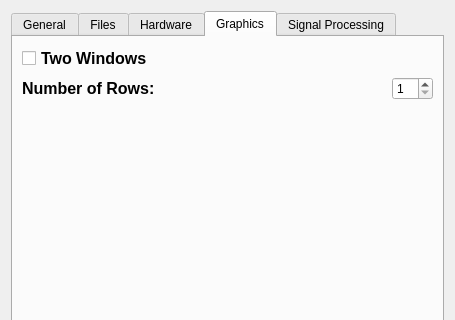
This is Graphics/bciui_config.ui in IIBM/bci as Qt 5 draws it before an edit; both pictures show x 0 to 455 and y 0 to 320 of the 455 by 576 pixel window. The edited form follows.
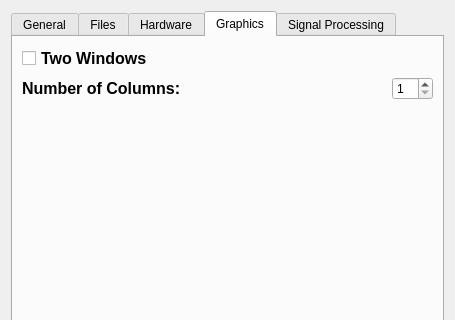
This is the edited form. The open tabs and pages were chosen to show the change. Icons and pictures are not drawn. Custom widgets are drawn as their Qt base class.

Commit message: fix column/row label. Fix autoscale bug

```diff
--- a/Graphics/bciui_config.ui
+++ b/Graphics/bciui_config.ui
@@ -458,7 +458,7 @@
        <item row="1" column="0" colspan="2">
         <widget class="QLabel" name="label_2">
          <property name="text">
-          <string>&lt;html&gt;&lt;head/&gt;&lt;body&gt;&lt;p&gt;&lt;span style=&quot; font-size:12pt; font-weight:600;&quot;&gt;Number of Rows:&lt;/span&gt;&lt;/p&gt;&lt;/body&gt;&lt;/html&gt;</string>
+          <string>&lt;html&gt;&lt;head/&gt;&lt;body&gt;&lt;p&gt;&lt;span style=&quot; font-size:12pt; font-weight:600;&quot;&gt;Number of Columns:&lt;/span&gt;&lt;/p&gt;&lt;/body&gt;&lt;/html&gt;</string>
          </property>
         </widget>
        </item>
```
The commit also changes 5 other files.
